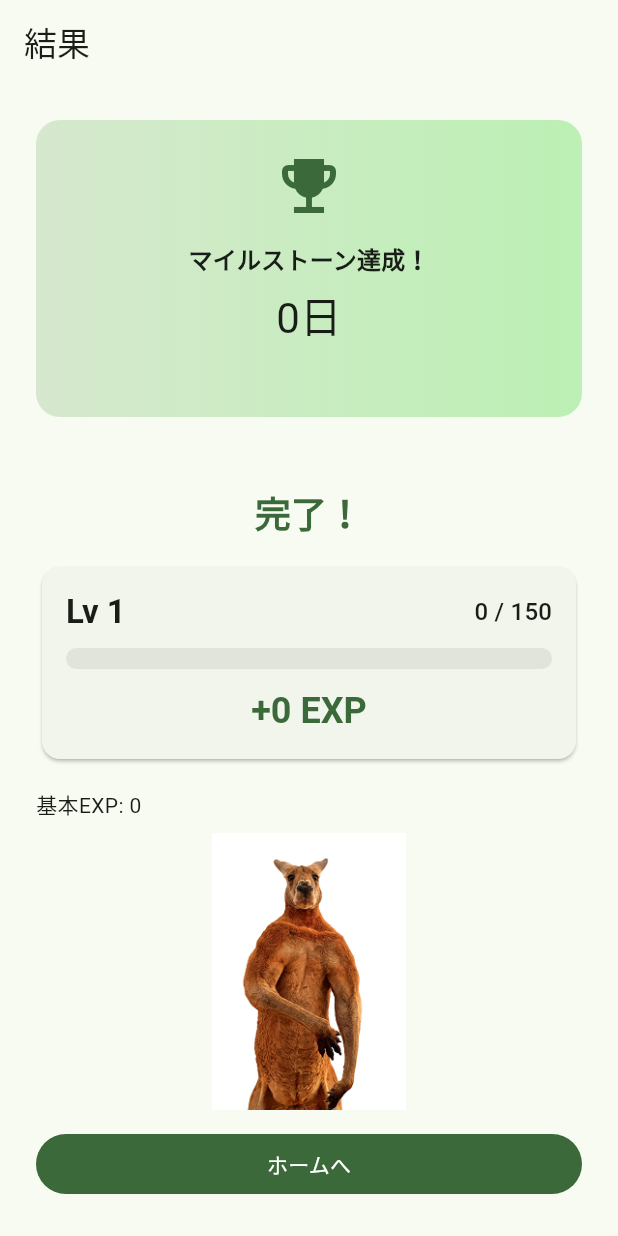
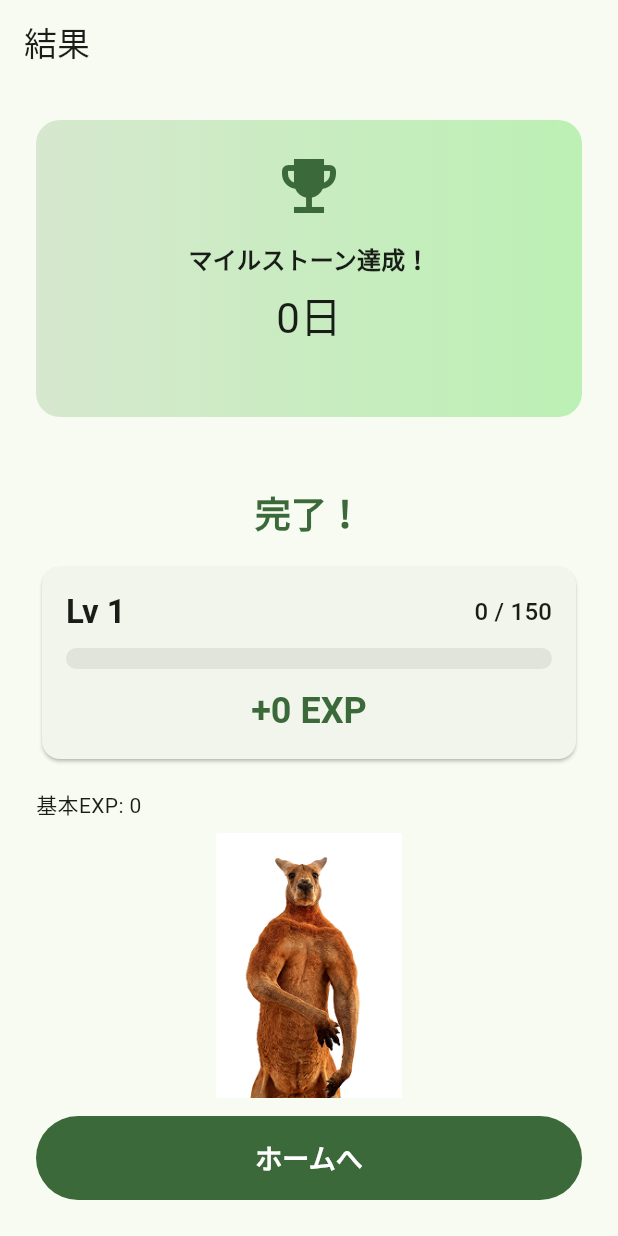
Before and after one commit to hakuchan-karityhi/fukkinApp, a Flutter app: the PlankResultScreen screen opened directly with empty values, on a phone screen of 412 x 824 dp. Run offline on Flutter 3.47's test engine with Material 3 defaults, Android fonts, the phone set to English and light mode, and no system bars; our stand-ins replace drift, flutter_riverpod; accounts and stored records are empty; generated files the repository leaves out were written again.

Commit message:
adjust button

```diff
--- a/app/lib/presentation/result/plank_result_screen.dart
+++ b/app/lib/presentation/result/plank_result_screen.dart
@@ -93,11 +93,21 @@ class PlankResultScreen extends ConsumerWidget {
               ),
             ),
             const SizedBox(height: 12),
-            FilledButton(
-              onPressed: () {
-                Navigator.of(context).popUntil((route) => route.isFirst);
-              },
-              child: const Text("ホームへ"),
+            SizedBox(
+              width: double.infinity,
+              height: 56,
+              child: FilledButton(
+                onPressed: () {
+                  Navigator.of(context).popUntil((route) => route.isFirst);
+                },
+                child: const Text(
+                  "ホームへ",
+                  style: TextStyle(
+                    fontSize: 18,
+                    fontWeight: FontWeight.bold,
+                  ),
+                ),
+              ),
             ),
           ],
         ),
```
